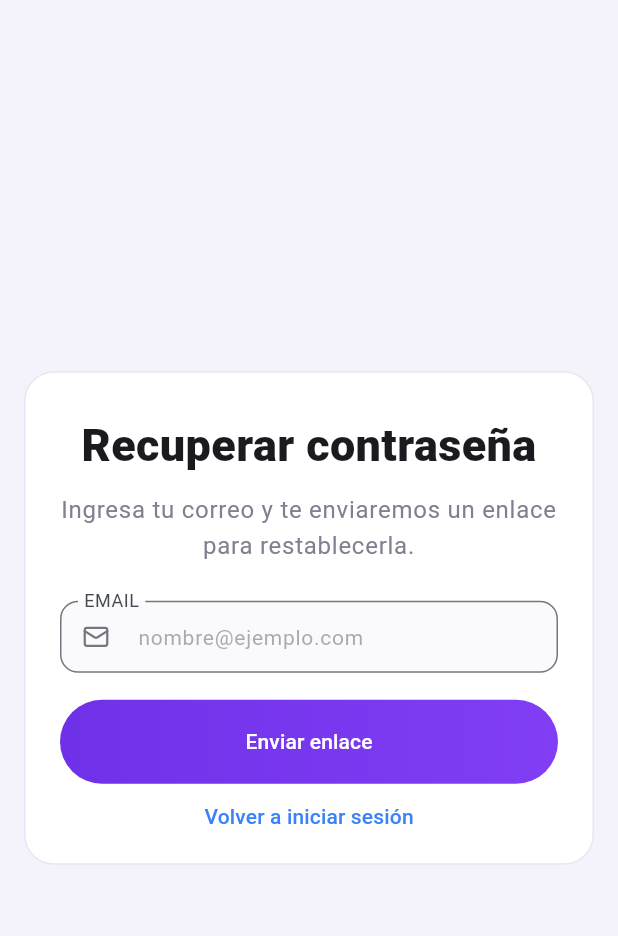
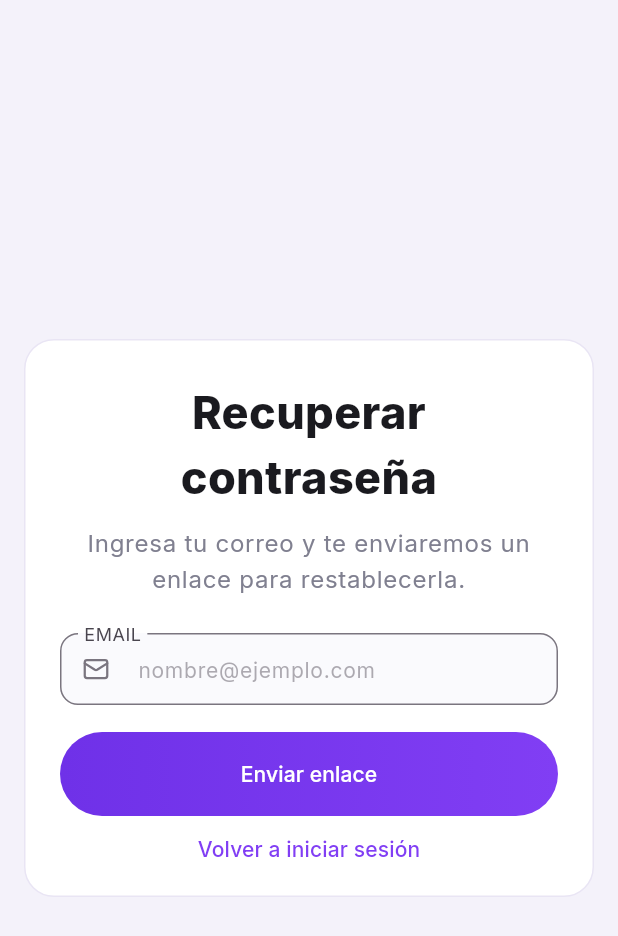
Before and after one commit to jordy-ricardo25/Kupi, a Flutter app: the screen it shows after launch, after a tap on "Iniciar Sesión", after a tap on "¿Olvidaste tu contraseña?", on a phone screen of 412 x 824 dp. Shown: the top 936 px of the screen. Run offline on Flutter 3.47's test engine with Material 3 defaults, Android fonts, the phone set to English and light mode, and no system bars; our stand-ins replace easy_debounce, easy_localization, flutter_dotenv, flutter_riverpod, flutter_svg, flutter_tabler_icons and 4 more; accounts and stored records are empty.

Commit message:
feat: Update color scheme and typography, normalize email and password inputs in sign-in page

```diff
--- a/application/lib/core/theme/app_theme_data.dart
+++ b/application/lib/core/theme/app_theme_data.dart
@@ -28,25 +28,25 @@ extension AppThemeData on ThemeData {
       applyElevationOverlayColor: brightness == Brightness.dark,
 
       textTheme: const TextTheme(
-        labelSmall: TextStyle(fontSize: 10),
-        labelMedium: TextStyle(fontSize: 12),
-        labelLarge: TextStyle(fontSize: 14),
+        labelSmall: TextStyle(fontFamily: 'Inter', fontSize: 10),
+        labelMedium: TextStyle(fontFamily: 'Inter', fontSize: 12),
+        labelLarge: TextStyle(fontFamily: 'Inter', fontSize: 14),
 
-        bodySmall: TextStyle(fontSize: 12),
-        bodyMedium: TextStyle(fontSize: 14),
-        bodyLarge: TextStyle(fontSize: 16),
+        bodySmall: TextStyle(fontFamily: 'Inter', fontSize: 12),
+        bodyMedium: TextStyle(fontFamily: 'Inter', fontSize: 14),
+        bodyLarge: TextStyle(fontFamily: 'Inter', fontSize: 16),
 
-        titleSmall: TextStyle(fontSize: 14),
-        titleMedium: TextStyle(fontSize: 18),
-        titleLarge: TextStyle(fontSize: 22),
+        titleSmall: TextStyle(fontFamily: 'Inter', fontSize: 14),
+        titleMedium: TextStyle(fontFamily: 'Inter', fontSize: 18),
+        titleLarge: TextStyle(fontFamily: 'Inter', fontSize: 22),
 
-        headlineSmall: TextStyle(fontSize: 24),
-        headlineMedium: TextStyle(fontSize: 30),
-        headlineLarge: TextStyle(fontSize: 36),
+        headlineSmall: TextStyle(fontFamily: 'Inter', fontSize: 24),
+        headlineMedium: TextStyle(fontFamily: 'Inter', fontSize: 30),
+        headlineLarge: TextStyle(fontFamily: 'Inter', fontSize: 36),
 
-        displaySmall: TextStyle(fontSize: 42),
-        displayMedium: TextStyle(fontSize: 50),
-        displayLarge: TextStyle(fontSize: 58),
+        displaySmall: TextStyle(fontFamily: 'Inter', fontSize: 42),
+        displayMedium: TextStyle(fontFamily: 'Inter', fontSize: 50),
+        displayLarge: TextStyle(fontFamily: 'Inter', fontSize: 58),
       ),
 
       dividerTheme: DividerThemeData(color: scheme.outlineVariant),
--- a/application/lib/features/auth/presentation/views/sign_in_page.dart
+++ b/application/lib/features/auth/presentation/views/sign_in_page.dart
@@ -31,30 +31,6 @@ class _SignInPageState extends ConsumerState<SignInPage> {
     passwordController.addListener(_normalizePasswordInput);
   }
 
-  void _normalizeEmailInput() {
-    final raw = emailController.text;
-    final normalized = AuthValidators.normalizeEmailInput(raw);
-
-    if (raw == normalized) return;
-
-    emailController.value = TextEditingValue(
-      text: normalized,
-      selection: TextSelection.collapsed(offset: normalized.length),
-    );
-  }
-
-  void _normalizePasswordInput() {
-    final raw = passwordController.text;
-    final normalized = AuthValidators.normalizePasswordInput(raw);
-
-    if (raw == normalized) return;
-
-    passwordController.value = TextEditingValue(
-      text: normalized,
-      selection: TextSelection.collapsed(offset: normalized.length),
-    );
-  }
-
   @override
   void dispose() {
     emailController.removeListener(_normalizeEmailInput);
@@ -62,59 +38,6 @@ class _SignInPageState extends ConsumerState<SignInPage> {
     emailController.dispose();
     passwordController.dispose();
     super.dispose();
-  }
-
-  Future<void> _submit() async {
-    final isValid = formKey.currentState?.validate() ?? false;
-    if (!isValid) return;
-
-    await ref
-        .read(signInControllerProvider)
-        .mutate(email: emailController.text, password: passwordController.text);
-  }
-
-  Widget _buildOrb({
-    required double size,
-    required Alignment alignment,
-    required List<Color> colors,
-  }) {
-    return Align(
-      alignment: alignment,
-      child: Container(
-        width: size,
-        height: size,
-        decoration: BoxDecoration(
-          shape: BoxShape.circle,
-          gradient: RadialGradient(colors: colors, stops: const [0.0, 1.0]),
-        ),
-      ),
-    );
-  }
-
-  Widget _buildSocialButton({
-    required String label,
-    required Widget icon,
-    required VoidCallback? onPressed,
-  }) {
-    return SizedBox(
-      height: 52,
-      child: OutlinedButton.icon(
-        onPressed: onPressed,
-        icon: icon,
-        label: Text(
-          label,
-          style: const TextStyle(fontSize: 15, fontWeight: FontWeight.w600),
-        ),
-        style: OutlinedButton.styleFrom(
-          foregroundColor: const Color(0xFF212126),
-          backgroundColor: Colors.white,
-          side: const BorderSide(color: Color(0xFFE7E3F1)),
-          shape: RoundedRectangleBorder(
-            borderRadius: BorderRadius.circular(18),
-          ),
-        ),
-      ),
-    );
   }
 
   @override
@@ -189,6 +112,7 @@ class _SignInPageState extends ConsumerState<SignInPage> {
                             const Text(
                               'Bienvenido de\nregreso',
                               style: TextStyle(
+                                fontFamily: 'Inter',
                                 fontSize: 36,
                                 fontWeight: FontWeight.w800,
                                 height: 1.02,
@@ -202,6 +126,7 @@ class _SignInPageState extends ConsumerState<SignInPage> {
                               'Inicia sesión para continuar con tu cuenta.',
                               style: Theme.of(context).textTheme.bodyLarge
                                   ?.copyWith(
+                                    fontFamily: 'Inter',
                                     color: const Color(0xFF81808D),
                                     height: 1.24,
                                   ),
@@ -382,4 +307,81 @@ class _SignInPageState extends ConsumerState<SignInPage> {
       ),
     );
   }
+
+  void _normalizeEmailInput() {
+    final raw = emailController.text;
+    final normalized = AuthValidators.normalizeEmailInput(raw);
+
+    if (raw == normalized) return;
+
+    emailController.value = TextEditingValue(
+      text: normalized,
+      selection: TextSelection.collapsed(offset: normalized.length),
+    );
+  }
+
+  void _normalizePasswordInput() {
+    final raw = passwordController.text;
+    final normalized = AuthValidators.normalizePasswordInput(raw);
+
+    if (raw == normalized) return;
+
+    passwordController.value = TextEditingValue(
+      text: normalized,
+      selection: TextSelection.collapsed(offset: normalized.length),
+    );
+  }
+
+  Future<void> _submit() async {
+    final isValid = formKey.currentState?.validate() ?? false;
+    if (!isValid) return;
+
+    await ref
+        .read(signInControllerProvider)
+        .mutate(email: emailController.text, password: passwordController.text);
+  }
+
+  Widget _buildOrb({
+    required double size,
+    required Alignment alignment,
+    required List<Color> colors,
+  }) {
+    return Align(
+      alignment: alignment,
+      child: Container(
+        width: size,
+        height: size,
+        decoration: BoxDecoration(
+          shape: BoxShape.circle,
+          gradient: RadialGradient(colors: colors, stops: const [0.0, 1.0]),
+        ),
+      ),
+    );
+  }
+
+  Widget _buildSocialButton({
+    required String label,
+    required Widget icon,
+    required VoidCallback? onPressed,
+  }) {
+    return SizedBox(
+      height: 52,
+      child: OutlinedButton.icon(
+        onPressed: onPressed,
+        icon: icon,
+        label: Text(
+          label,
+          style: const TextStyle(fontSize: 15, fontWeight: FontWeight.w600),
+        ),
+        style: OutlinedButton.styleFrom(
+          foregroundColor: const Color(0xFF212126),
+          backgroundColor: Colors.white,
+          side: const BorderSide(color: Color(0xFFE7E3F1)),
+          shape: RoundedRectangleBorder(
+            borderRadius: BorderRadius.circular(18),
+          ),
+        ),
+      ),
+    );
+  }
 }
--- a/application/pubspec.yaml
+++ b/application/pubspec.yaml
@@ -147,6 +147,9 @@ flutter:
     - .env
 
   fonts:
+    - family: Inter
+      fonts:
+        - asset: assets/fonts/Inter.ttf
     - family: Memsmark!
       fonts:
         - asset: assets/fonts/Memsmark!.otf
```
Also changed, not shown: application/lib/core/theme/app_color_scheme.dart (+30 -30 lines), application/pubspec.lock, 1 other file.
